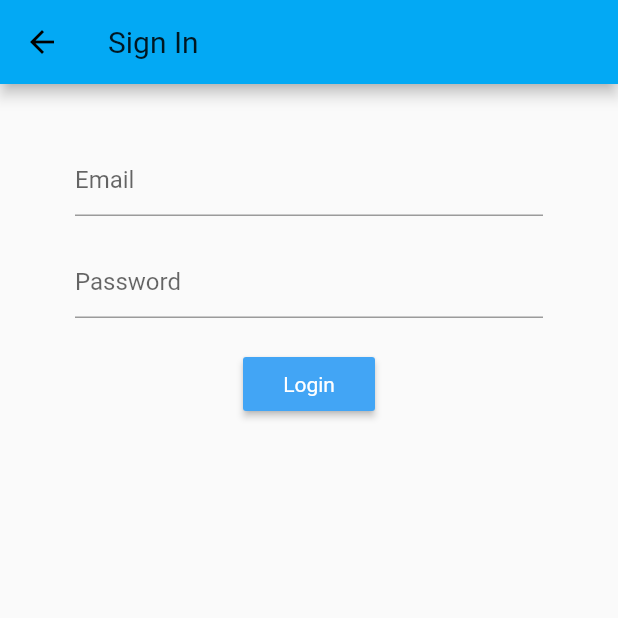
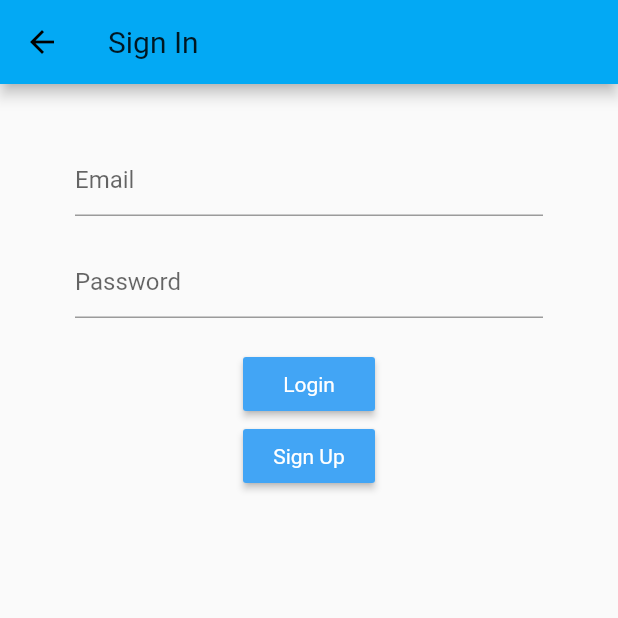
Before and after one commit to lestherB/moch-flutter, a Flutter app: the SignIn screen opened directly, on a phone screen of 412 x 824 dp, the top half of it. Run offline on Flutter 3.47's test engine with Material 2 defaults, Android fonts, the phone set to English and light mode, and no system bars; our stand-ins replace firebase_auth; accounts and stored records are empty.

Commit message:
push changes

```diff
--- a/lib/screen/authentication/signIn.dart
+++ b/lib/screen/authentication/signIn.dart
@@ -2,11 +2,17 @@ import 'package:flutter/material.dart';
 import 'package:moch/services/authService.dart';
 
 class SignIn extends StatefulWidget {
+  final Function toggleView;
+  SignIn({this.toggleView});
+
   @override
   _SignInState createState() => _SignInState();
 }
 
 class _SignInState extends State<SignIn> {
+
+  String email = '';
+  String password = '';
   final AuthService _authService = AuthService();
 
   @override
@@ -24,7 +30,7 @@ class _SignInState extends State<SignIn> {
               TextFormField(
                 decoration: InputDecoration(hintText: 'Email'),
                 onChanged: (val){
-
+                  setState(() => email = val);
                 },
               ),
               SizedBox(height:20.0),
@@ -32,7 +38,7 @@ class _SignInState extends State<SignIn> {
                 decoration: InputDecoration(hintText: 'Password'),
                 obscureText: true,
                 onChanged: (val){
-
+                  setState(() => password = val);
                 }
               ),
               SizedBox(height:20.0),
@@ -45,7 +51,19 @@ class _SignInState extends State<SignIn> {
                   ),
                 ),
                 onPressed: (){
-
+                  print(email + ' and ' + password);
+                },
+              ),
+              RaisedButton(
+                color: Colors.blue[400],
+                child: Text(
+                  'Sign Up',
+                  style: TextStyle(
+                    color: Colors.white,
+                  ),
+                ),
+                onPressed: (){
+                  widget.toggleView();
                 },
               )
             ],
```
Also changed, not shown: lib/screen/authentication/auth.dart (+11 -1 lines), lib/screen/authentication/register.dart (+81 -0 lines).
